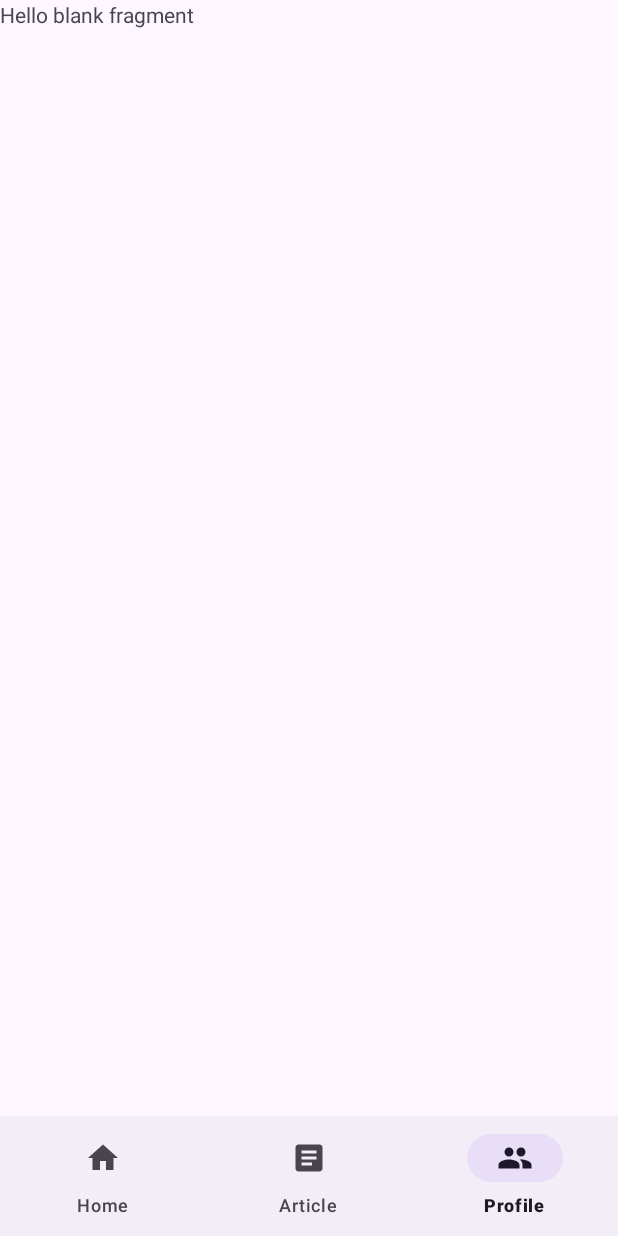
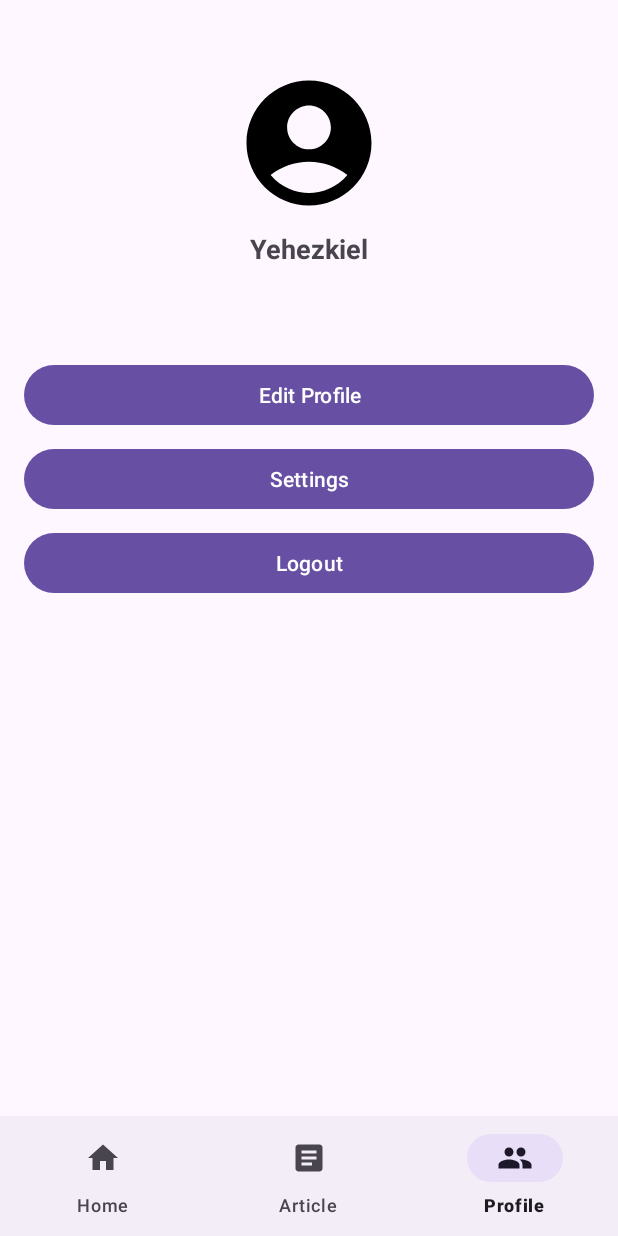
Before and after one commit to henrysalim/map-midterm-exam, an Android app: the ProfileFragment screen opened through its navigation route, on a phone screen of 412 x 824 dp. Run offline under Robolectric (Android 15) with nearby library versions, the light colour scheme and no system bars; our stand-ins replace navigation-ui.

Commit message:
ganti ui profile sikit

```diff
--- /dev/null
+++ b/app/src/main/res/drawable/ic_account.xml
@@ -0,0 +1,5 @@
+<vector xmlns:android="http://schemas.android.com/apk/res/android" android:height="24dp" android:tint="#000000" android:viewportHeight="24" android:viewportWidth="24" android:width="24dp">
+
+    <path android:fillColor="@android:color/white" android:pathData="M12,2C6.48,2 2,6.48 2,12s4.48,10 10,10s10,-4.48 10,-10S17.52,2 12,2zM12,6c1.93,0 3.5,1.57 3.5,3.5S13.93,13 12,13s-3.5,-1.57 -3.5,-3.5S10.07,6 12,6zM12,20c-2.03,0 -4.43,-0.82 -6.14,-2.88C7.55,15.8 9.68,15 12,15s4.45,0.8 6.14,2.12C16.43,19.18 14.03,20 12,20z"/>
+
+</vector>
--- a/app/src/main/res/layout/fragment_profile.xml
+++ b/app/src/main/res/layout/fragment_profile.xml
@@ -1,14 +1,70 @@
-<?xml version="1.0" encoding="utf-8"?>
-<FrameLayout xmlns:android="http://schemas.android.com/apk/res/android"
-    xmlns:tools="http://schemas.android.com/tools"
+<androidx.constraintlayout.widget.ConstraintLayout
+    xmlns:android="http://schemas.android.com/apk/res/android"
+    xmlns:app="http://schemas.android.com/apk/res-auto"
     android:layout_width="match_parent"
-    android:layout_height="match_parent"
-    tools:context=".ProfileFragment">
+    android:layout_height="match_parent">
 
-    <!-- TODO: Update blank fragment layout -->
-    <TextView
-        android:layout_width="match_parent"
-        android:layout_height="match_parent"
-        android:text="@string/hello_blank_fragment" />
+    <!-- Bagian atas: profil user -->
+    <LinearLayout
+        android:id="@+id/sectionProfile"
+        android:orientation="vertical"
+        android:gravity="center"
+        android:padding="16dp"
+        android:layout_width="0dp"
+        android:layout_height="0dp"
+        app:layout_constraintTop_toTopOf="parent"
+        app:layout_constraintStart_toStartOf="parent"
+        app:layout_constraintEnd_toEndOf="parent"
+        app:layout_constraintHeight_percent="0.3">
 
-</FrameLayout>
+        <ImageView
+            android:layout_width="100dp"
+            android:layout_height="100dp"
+            android:src="@drawable/ic_account"
+            android:layout_gravity="center"
+            android:scaleType="centerCrop" />
+
+        <TextView
+            android:layout_width="match_parent"
+            android:layout_height="wrap_content"
+            android:layout_marginTop="8dp"
+            android:gravity="center"
+            android:text="Yehezkiel"
+            android:textSize="18sp"
+            android:textStyle="bold" />
+
+    </LinearLayout>
+
+    <!-- Bagian bawah: tombol-tombol -->
+    <LinearLayout
+        android:id="@+id/sectionButtons"
+        android:orientation="vertical"
+        android:layout_width="0dp"
+        android:layout_height="0dp"
+        android:padding="16dp"
+        app:layout_constraintTop_toBottomOf="@id/sectionProfile"
+        app:layout_constraintBottom_toBottomOf="parent"
+        app:layout_constraintStart_toStartOf="parent"
+        app:layout_constraintEnd_toEndOf="parent"
+        app:layout_constraintHeight_percent="0.7">
+
+        <Button
+            android:text="Edit Profile"
+            android:layout_width="match_parent"
+            android:layout_height="wrap_content"/>
+
+        <Button
+            android:text="Settings"
+            android:layout_width="match_parent"
+            android:layout_height="wrap_content"
+            android:layout_marginTop="8dp"/>
+
+        <Button
+            android:text="Logout"
+            android:layout_width="match_parent"
+            android:layout_height="wrap_content"
+            android:layout_marginTop="8dp"/>
+
+    </LinearLayout>
+
+</androidx.constraintlayout.widget.ConstraintLayout>
```
Also changed, not shown: 2 other files.
